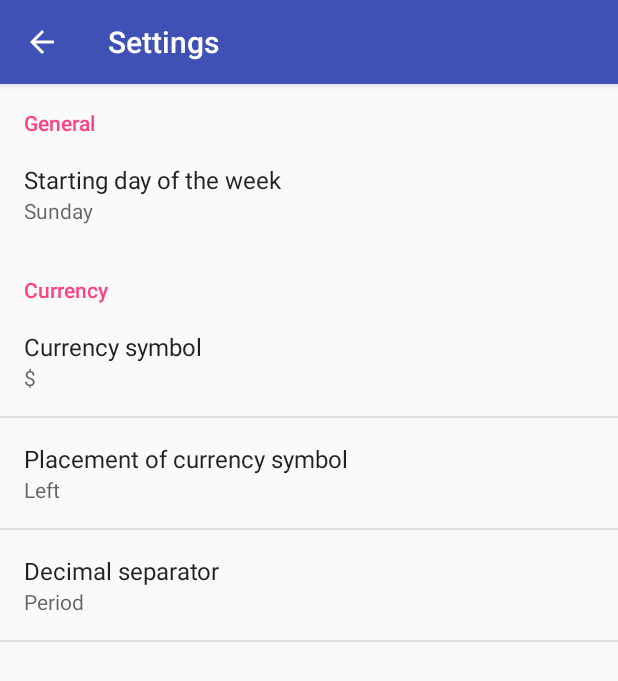
After one commit to KatrinaHoffert/SimpleBudget, an Android app: the SettingsActivity screen opened directly, with no data from a screen before it, on a phone screen of 412 x 824 dp. The commit adds this screen. Shown: the top 681 px of the screen. Run offline under Robolectric (Android 15) with nearby library versions, the phone set to English and light mode, and no system bars.

Commit message:
Added settings
Not yet used.

```diff
--- a/app/build.gradle
+++ b/app/build.gradle
@@ -26,4 +26,5 @@ dependencies {
     compile 'com.android.support:design:23.4.0'
     compile 'com.prolificinteractive:material-calendarview:1.4.2'
     compile 'com.github.PhilJay:MPAndroidChart:v3.0.1'
+    compile 'com.android.support:support-v4:23.4.0'
 }
--- /dev/null
+++ b/app/src/main/java/katrinahoffert/simplebudget/AppCompatPreferenceActivity.java
@@ -0,0 +1,109 @@
+package katrinahoffert.simplebudget;
+
+import android.content.res.Configuration;
+import android.os.Bundle;
+import android.preference.PreferenceActivity;
+import android.support.annotation.LayoutRes;
+import android.support.annotation.Nullable;
+import android.support.v7.app.ActionBar;
+import android.support.v7.app.AppCompatDelegate;
+import android.support.v7.widget.Toolbar;
+import android.view.MenuInflater;
+import android.view.View;
+import android.view.ViewGroup;
+
+/**
+ * A {@link android.preference.PreferenceActivity} which implements and proxies the necessary calls
+ * to be used with AppCompat.
+ */
+public abstract class AppCompatPreferenceActivity extends PreferenceActivity {
+
+    private AppCompatDelegate mDelegate;
+
+    @Override
+    protected void onCreate(Bundle savedInstanceState) {
+        getDelegate().installViewFactory();
+        getDelegate().onCreate(savedInstanceState);
+        super.onCreate(savedInstanceState);
+    }
+
+    @Override
+    protected void onPostCreate(Bundle savedInstanceState) {
+        super.onPostCreate(savedInstanceState);
+        getDelegate().onPostCreate(savedInstanceState);
+    }
+
+    public ActionBar getSupportActionBar() {
+        return getDelegate().getSupportActionBar();
+    }
+
+    public void setSupportActionBar(@Nullable Toolbar toolbar) {
+        getDelegate().setSupportActionBar(toolbar);
+    }
+
+    @Override
+    public MenuInflater getMenuInflater() {
+        return getDelegate().getMenuInflater();
+    }
+
+    @Override
+    public void setContentView(@LayoutRes int layoutResID) {
+        getDelegate().setContentView(layoutResID);
+    }
+
+    @Override
+    public void setContentView(View view) {
+        getDelegate().setContentView(view);
+    }
+
+    @Override
+    public void setContentView(View view, ViewGroup.LayoutParams params) {
+        getDelegate().setContentView(view, params);
+    }
+
+    @Override
+    public void addContentView(View view, ViewGroup.LayoutParams params) {
+        getDelegate().addContentView(view, params);
+    }
+
+    @Override
+    protected void onPostResume() {
+        super.onPostResume();
+        getDelegate().onPostResume();
+    }
+
+    @Override
+    protected void onTitleChanged(CharSequence title, int color) {
+        super.onTitleChanged(title, color);
+        getDelegate().setTitle(title);
+    }
+
+    @Override
+    public void onConfigurationChanged(Configuration newConfig) {
+        super.onConfigurationChanged(newConfig);
+        getDelegate().onConfigurationChanged(newConfig);
+    }
+
+    @Override
+    protected void onStop() {
+        super.onStop();
+        getDelegate().onStop();
+    }
+
+    @Override
+    protected void onDestroy() {
+        super.onDestroy();
+        getDelegate().onDestroy();
+    }
+
+    public void invalidateOptionsMenu() {
+        getDelegate().invalidateOptionsMenu();
+    }
+
+    private AppCompatDelegate getDelegate() {
+        if (mDelegate == null) {
+            mDelegate = AppCompatDelegate.create(this, null);
+        }
+        return mDelegate;
+    }
+}
--- a/app/src/main/java/katrinahoffert/simplebudget/MainActivity.java
+++ b/app/src/main/java/katrinahoffert/simplebudget/MainActivity.java
@@ -81,6 +81,10 @@ public class MainActivity extends BudgetEntryBaseActivity {
             this.startActivity(new Intent(this, CategoriesActivity.class));
             return true;
         }
+        if (id == R.id.action_settings) {
+            this.startActivity(new Intent(this, SettingsActivity.class));
+            return true;
+        }
 
         return super.onOptionsItemSelected(item);
     }
--- /dev/null
+++ b/app/src/main/java/katrinahoffert/simplebudget/SettingsActivity.java
@@ -0,0 +1,103 @@
+package katrinahoffert.simplebudget;
+
+
+import android.os.Bundle;
+import android.preference.ListPreference;
+import android.preference.Preference;
+import android.preference.PreferenceActivity;
+import android.preference.PreferenceFragment;
+import android.preference.PreferenceManager;
+import android.view.MenuItem;
+import android.support.v4.app.NavUtils;
+
+/**
+ * A simple settings activity containing a fragment with all our settings.
+ */
+public class SettingsActivity extends AppCompatPreferenceActivity {
+    /**
+     * A preference value change listener that updates the preference's summary
+     * to reflect its new value.
+     */
+    private static Preference.OnPreferenceChangeListener preferenceSummaryBinder = new Preference.OnPreferenceChangeListener() {
+        @Override
+        public boolean onPreferenceChange(Preference preference, Object value) {
+            String stringValue = value.toString();
+
+            if (preference instanceof ListPreference) {
+                // For list preferences, look up the correct display value in the preference's 'entries' list.
+                ListPreference listPreference = (ListPreference) preference;
+                int index = listPreference.findIndexOfValue(stringValue);
+                if(index >= 0) preference.setSummary(listPreference.getEntries()[index]);
+            }
+            else {
+                // For all other preferences, set the summary to the value's simple string representation.
+                preference.setSummary(stringValue);
+            }
+
+            return true;
+        }
+    };
+
+    /**
+     * Binds a preference's summary to its value. More specifically, when the
+     * preference's value is changed, its summary (line of text below the
+     * preference title) is updated to reflect the value. The summary is also
+     * immediately updated upon calling this method. The exact display format is
+     * dependent on the type of preference.
+     *
+     * @see #preferenceSummaryBinder
+     */
+    private static void bindPreferenceSummaryToValue(Preference preference) {
+        // Set the listener to watch for value changes.
+        preference.setOnPreferenceChangeListener(preferenceSummaryBinder);
+
+        // Trigger the listener immediately with the preference's
+        // current value.
+        preferenceSummaryBinder.onPreferenceChange(preference,
+                PreferenceManager
+                        .getDefaultSharedPreferences(preference.getContext())
+                        .getString(preference.getKey(), ""));
+    }
+
+    @Override
+    protected void onCreate(Bundle savedInstanceState) {
+        super.onCreate(savedInstanceState);
+        getSupportActionBar().setDisplayHomeAsUpEnabled(true);
+
+        getFragmentManager().beginTransaction()
+                .replace(android.R.id.content, new AllPreferencesFragment())
+                .commit();
+    }
+
+    @Override
+    public boolean onMenuItemSelected(int featureId, MenuItem item) {
+        if (item.getItemId() == android.R.id.home) {
+            if (!super.onMenuItemSelected(featureId, item)) {
+                NavUtils.navigateUpFromSameTask(this);
+            }
+            return true;
+        }
+        return super.onMenuItemSelected(featureId, item);
+    }
+
+    /**
+     * This method stops fragment injection in malicious applications.
+     * Make sure to deny any unknown fragments here.
+     */
+    protected boolean isValidFragment(String fragmentName) {
+        return PreferenceFragment.class.getName().equals(fragmentName) || AllPreferencesFragment.class.getName().equals(fragmentName);
+    }
+
+    public static class AllPreferencesFragment extends PreferenceFragment {
+        @Override
+        public void onCreate(Bundle savedInstanceState) {
+            super.onCreate(savedInstanceState);
+            addPreferencesFromResource(R.xml.preferences);
+
+            bindPreferenceSummaryToValue(findPreference("starting_day_of_the_week"));
+            bindPreferenceSummaryToValue(findPreference("currency_symbol"));
+            bindPreferenceSummaryToValue(findPreference("currency_symbol_placement"));
+            bindPreferenceSummaryToValue(findPreference("decimal_separator"));
+        }
+    }
+}
--- a/app/src/main/res/menu/menu_main.xml
+++ b/app/src/main/res/menu/menu_main.xml
@@ -7,4 +7,9 @@
         android:orderInCategory="100"
         android:title="@string/action_modify_categories"
         app:showAsAction="never" />
+    <item
+        android:id="@+id/action_settings"
+        android:orderInCategory="200"
+        android:title="@string/action_settings"
+        app:showAsAction="never" />
 </menu>
--- a/app/src/main/res/values/strings.xml
+++ b/app/src/main/res/values/strings.xml
@@ -1,6 +1,7 @@
 <resources>
     <string name="app_name">SimpleBudget</string>
     <string name="action_modify_categories">Modify categories</string>
+    <string name="action_settings">Settings</string>
     <string name="add_edit_category_label">Category</string>
     <string name="add_edit_amount_label">Amount</string>
     <string name="add_edit_add_submit_button">Log</string>
@@ -37,4 +38,31 @@
     <string name="category_empty_input_error_message">You must enter a name for the category.</string>
     <string name="generic_okay">Ok</string>
     <string name="generic_cancel">Cancel</string>
+    <string name="title_activity_settings">Settings</string>
+
+    <!-- Strings related to Settings -->
+    <string name="pref_header_general">General</string>
+    <string name="pref_starting_day_of_the_week">Starting day of the week</string>
+    <string-array name="pref_starting_day_of_the_week_values">
+        <item>Saturday</item>
+        <item>Sunday</item>
+        <item>Monday</item>
+    </string-array>
+
+    <string name="pref_header_currency">Currency</string>
+    <string name="pref_currency_symbol">Currency symbol</string>
+    <string name="pref_currency_symbol_placement">Placement of currency symbol</string>
+    <string name="pref_currency_symbol_placement_left">Left</string>
+    <string name="pref_currency_symbol_placement_right">Right</string>
+    <string-array name="pref_currency_symbol_placement_values">
+        <item>@string/pref_currency_symbol_placement_left</item>
+        <item>@string/pref_currency_symbol_placement_right</item>
+    </string-array>
+    <string name="pref_decimal_separator">Decimal separator</string>
+    <string name="pref_decimal_separator_period">Period</string>
+    <string name="pref_decimal_separator_comma">Comma</string>
+    <string-array name="pref_decimal_separator_values">
+        <item>@string/pref_decimal_separator_period</item>
+        <item>@string/pref_decimal_separator_comma</item>
+    </string-array>
 </resources>
--- /dev/null
+++ b/app/src/main/res/xml/preferences.xml
@@ -0,0 +1,42 @@
+<PreferenceScreen xmlns:android="http://schemas.android.com/apk/res/android">
+    <PreferenceCategory
+        android:title="@string/pref_header_general"
+        android:key="pref_key_settings_general"
+        >
+        <ListPreference
+            android:title="@string/pref_starting_day_of_the_week"
+            android:key="starting_day_of_the_week"
+            android:entries="@array/pref_starting_day_of_the_week_values"
+            android:entryValues="@array/pref_starting_day_of_the_week_values"
+            android:defaultValue="Sunday"
+            android:negativeButtonText="@null"
+            android:positiveButtonText="@null" />
+    </PreferenceCategory>
+    <PreferenceCategory
+        android:title="@string/pref_header_currency"
+        android:key="pref_key_settings_currency"
+        >
+        <EditTextPreference
+            android:title="@string/pref_currency_symbol"
+            android:key="currency_symbol"
+            android:defaultValue="$"
+            android:maxLines="1"
+            android:singleLine="true" />
+        <ListPreference
+            android:title="@string/pref_currency_symbol_placement"
+            android:key="currency_symbol_placement"
+            android:defaultValue="@string/pref_currency_symbol_placement_left"
+            android:entries="@array/pref_currency_symbol_placement_values"
+            android:entryValues="@array/pref_currency_symbol_placement_values"
+            android:negativeButtonText="@null"
+            android:positiveButtonText="@null" />
+        <ListPreference
+            android:title="@string/pref_decimal_separator"
+            android:key="decimal_separator"
+            android:defaultValue="@string/pref_decimal_separator_period"
+            android:entries="@array/pref_decimal_separator_values"
+            android:entryValues="@array/pref_decimal_separator_values"
+            android:negativeButtonText="@null"
+            android:positiveButtonText="@null" />
+    </PreferenceCategory>
+</PreferenceScreen>
```
Also changed, not shown: app/src/main/AndroidManifest.xml (+8 -0 lines).
